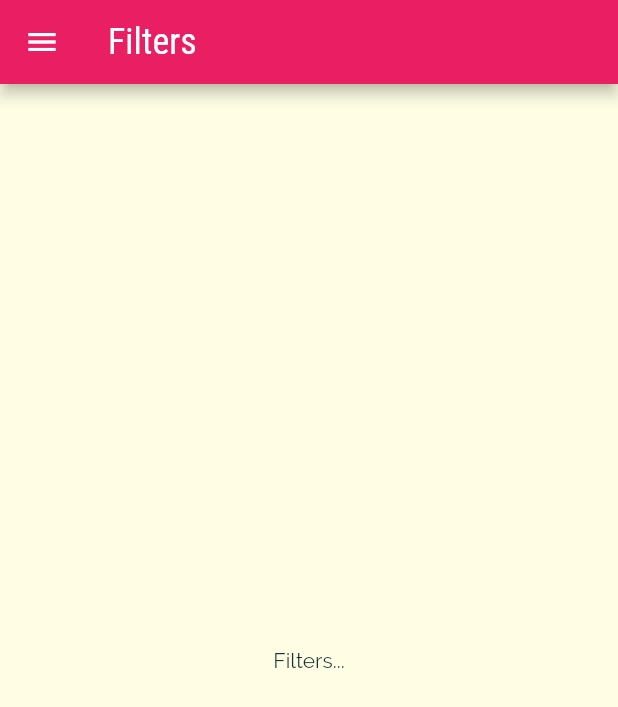
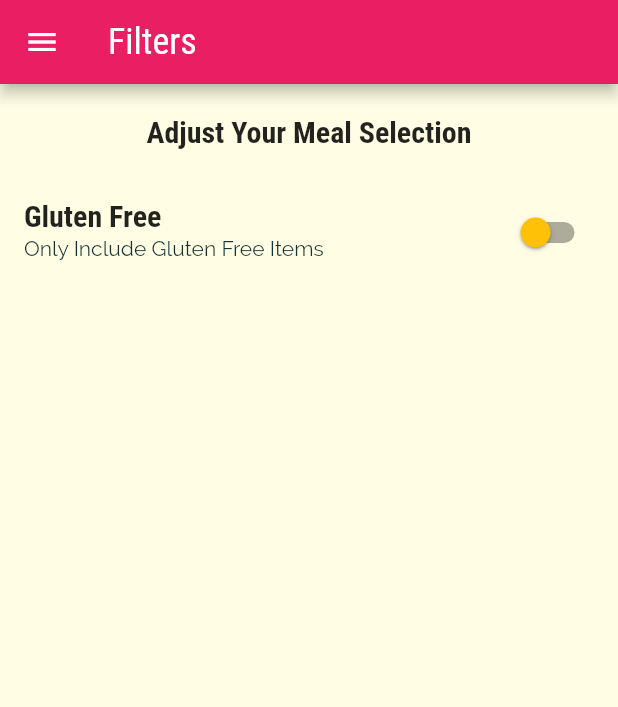
Before and after one commit to arnab/flutter_playground_meals_app, a Flutter app: the FiltersScreen screen opened by its route, on a phone screen of 412 x 824 dp. Shown: the top 707 px of the screen. Run offline on Flutter 3.47's test engine with Material 2 defaults, Android fonts, the phone set to English and light mode, and no system bars.

Commit message:
filters added

```diff
--- a/lib/main.dart
+++ b/lib/main.dart
@@ -15,17 +15,19 @@ class MyApp extends StatelessWidget {
   const MyApp({super.key});
 
   static const appTitle = 'Mealzsy';
+  static const primaryColor = Colors.pink;
+  static const primaryColorAccent = Colors.pinkAccent;
+  static const secondaryColor = Colors.amber;
 
   @override
   Widget build(BuildContext context) {
-
     return MaterialApp(
       title: appTitle,
       theme: ThemeData(
         colorScheme: ColorScheme.fromSwatch(
-          primarySwatch: Colors.pink,
+          primarySwatch: primaryColor,
         ).copyWith(
-          secondary: Colors.amber,
+          secondary: secondaryColor,
         ),
         canvasColor: const Color.fromRGBO(255, 254, 229, 1),
         fontFamily: 'Raleway',
@@ -43,6 +45,11 @@ class MyApp extends StatelessWidget {
                 fontWeight: FontWeight.bold,
               ),
             ),
+        switchTheme: SwitchThemeData(
+          thumbColor: MaterialStateProperty.all(secondaryColor),
+          trackColor: MaterialStateProperty.resolveWith((states) =>
+              states.contains(MaterialState.selected) ? primaryColorAccent : null),
+        ),
       ),
       routes: {
         '/': (ctx) => const TabBarScreen(),
@@ -53,7 +60,8 @@ class MyApp extends StatelessWidget {
       onUnknownRoute: (settings) {
         // TODO: Emit metric and errors here
         if (kDebugMode) {
-          print('Error routing to: ${settings.name} with args: ${settings.arguments}');
+          print(
+              'Error routing to: ${settings.name} with args: ${settings.arguments}');
         }
 
         return MaterialPageRoute(
--- a/lib/widgets/screens/filters_screen.dart
+++ b/lib/widgets/screens/filters_screen.dart
@@ -1,10 +1,20 @@
 import 'package:flutter/material.dart';
 import 'package:flutter_playground_meals_app/widgets/main_drawer.dart';
 
-class FiltersScreen extends StatelessWidget {
+class FiltersScreen extends StatefulWidget {
   const FiltersScreen({Key? key}) : super(key: key);
 
   static const routeName = '/filters';
+
+  @override
+  State<FiltersScreen> createState() => _FiltersScreenState();
+}
+
+class _FiltersScreenState extends State<FiltersScreen> {
+  var _glutenFree = false;
+  var _vegetarian = false;
+  var _vegan = false;
+  var _lactoseFree = false;
 
   @override
   Widget build(BuildContext context) {
@@ -13,9 +23,43 @@ class FiltersScreen extends StatelessWidget {
         title: const Text('Filters'),
       ),
       drawer: const MainDrawer(),
-      body: const Center(
-        child: Text('Filters...'),
+      body: Column(
+        children: [
+          Container(
+            padding: const EdgeInsets.all(20),
+            child: Text(
+              'Adjust Your Meal Selection',
+              style: Theme.of(context).textTheme.titleMedium,
+            ),
+          ),
+          Expanded(
+              child: ListView(
+            children: [
+              _buildSwitchListTile(
+                'Gluten Free',
+                _glutenFree,
+                (val) {
+                  setState(
+                    () {
+                      _glutenFree = val;
+                    },
+                  );
+                },
+              ),
+            ],
+          )),
+        ],
       ),
     );
   }
+
+  Widget _buildSwitchListTile(
+      String title, bool val, ValueChanged<bool> switchHandler) {
+    return SwitchListTile(
+      title: Text(title),
+      subtitle: Text('Only Include $title Items'),
+      value: val,
+      onChanged: switchHandler,
+    );
+  }
 }
```
